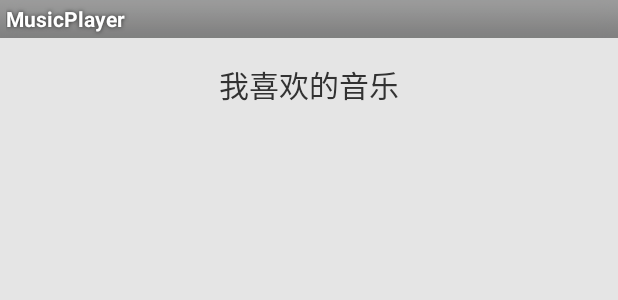
After one commit to realxz/musicplayer, an Android app: the layout activity_favorite.xml on its own in the app's theme, with its tools: preview values and no code run, on a phone screen of 412 x 824 dp. The commit adds this screen. Shown: the top 300 px of the screen. Run offline under Robolectric (Android 15) with nearby library versions, the phone set to English and light mode, and no system bars.

Commit message:
实现收藏功能

```diff
--- a/app/build.gradle
+++ b/app/build.gradle
@@ -25,4 +25,5 @@ dependencies {
     testCompile 'junit:junit:4.12'
     compile 'com.android.support:appcompat-v7:23.1.0'
     compile 'com.astuetz:pagerslidingtabstrip:1.0.1'
+    compile 'com.jiechic.library:xUtils:2.6.14'
 }
--- a/app/src/main/java/com/xiezhen/musicplayer/activity/BaseActivity.java
+++ b/app/src/main/java/com/xiezhen/musicplayer/activity/BaseActivity.java
@@ -3,14 +3,12 @@ package com.xiezhen.musicplayer.activity;
 import android.content.ComponentName;
 import android.content.Intent;
 import android.content.ServiceConnection;
-import android.content.SharedPreferences;
 import android.os.Bundle;
 import android.os.IBinder;
 import android.support.v4.app.FragmentActivity;
 import android.util.Log;
 
 import com.xiezhen.musicplayer.service.PlayService;
-import com.xiezhen.musicplayer.utils.Contant;
 
 /**
  * Created by xiezhen on 2015/12/16 0016.
--- /dev/null
+++ b/app/src/main/res/layout/activity_favorite.xml
@@ -0,0 +1,25 @@
+<?xml version="1.0" encoding="utf-8"?>
+<RelativeLayout xmlns:android="http://schemas.android.com/apk/res/android"
+    xmlns:tools="http://schemas.android.com/tools"
+    android:layout_width="match_parent"
+    android:layout_height="match_parent"
+    tools:context="com.xiezhen.musicplayer.activity.FavoriteActivity">
+
+    <TextView
+        android:id="@+id/textView2"
+        android:layout_width="match_parent"
+        android:layout_height="wrap_content"
+        android:layout_alignParentTop="true"
+        android:layout_centerHorizontal="true"
+        android:layout_margin="16dp"
+        android:gravity="center"
+        android:text="我喜欢的音乐"
+        android:textSize="20sp" />
+
+    <ListView
+        android:id="@+id/listView_like"
+        android:layout_width="match_parent"
+        android:layout_height="match_parent"
+        android:layout_below="@id/textView2"
+        android:layout_centerHorizontal="true" />
+</RelativeLayout>
--- a/app/src/main/res/layout/activity_music_play.xml
+++ b/app/src/main/res/layout/activity_music_play.xml
@@ -68,7 +68,7 @@
                 android:orientation="horizontal">
 
                 <ImageView
-                    android:id="@+id/ImageView1_favorite"
+                    android:id="@+id/imageView1_favorite"
                     android:layout_width="24dp"
                     android:layout_height="24dp"
                     android:layout_marginLeft="20dp"
```
Also changed, not shown: app/src/main/AndroidManifest.xml (+6 -4 lines), app/src/main/java/com/xiezhen/musicplayer/activity/FavoriteActivity.java (added, +81 -0 lines), app/src/main/java/com/xiezhen/musicplayer/activity/MainActivity.java (+24 -0 lines), app/src/main/java/com/xiezhen/musicplayer/activity/PlayActivity.java (+63 -3 lines), app/src/main/java/com/xiezhen/musicplayer/application/CrashAppliacation.java (+5 -2 lines), app/src/main/java/com/xiezhen/musicplayer/entity/Mp3Info.java (+36 -0 lines), app/src/main/java/com/xiezhen/musicplayer/fragment/MyMusicListFragment.java (+10 -4 lines), app/src/main/java/com/xiezhen/musicplayer/service/PlayService.java (+24 -5 lines), app/src/main/java/com/xiezhen/musicplayer/utils/Constant.java (added, +9 -0 lines), app/src/main/java/com/xiezhen/musicplayer/utils/Contant.java (deleted, +0 -8 lines), app/src/main/res/menu/main_menu.xml (added, +12 -0 lines), 1 other file.
